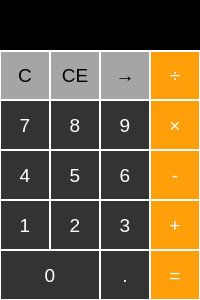
The window that mainwindow.ui (usual-one/Calculator) describes before a commit, drawn with Qt 5.
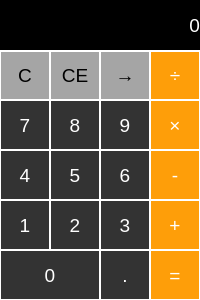
The same window after the commit.

Commit message: 0 is default condition of lbl_result && fixed 'Zero Division Error' partly

Patch:
```diff
--- a/mainwindow.ui
+++ b/mainwindow.ui
@@ -213,7 +213,7 @@
 }</string>
     </property>
     <property name="text">
-     <string/>
+     <string>0</string>
     </property>
     <property name="alignment">
      <set>Qt::AlignRight|Qt::AlignTrailing|Qt::AlignVCenter</set>
```
The commit also changes 1 other file.
